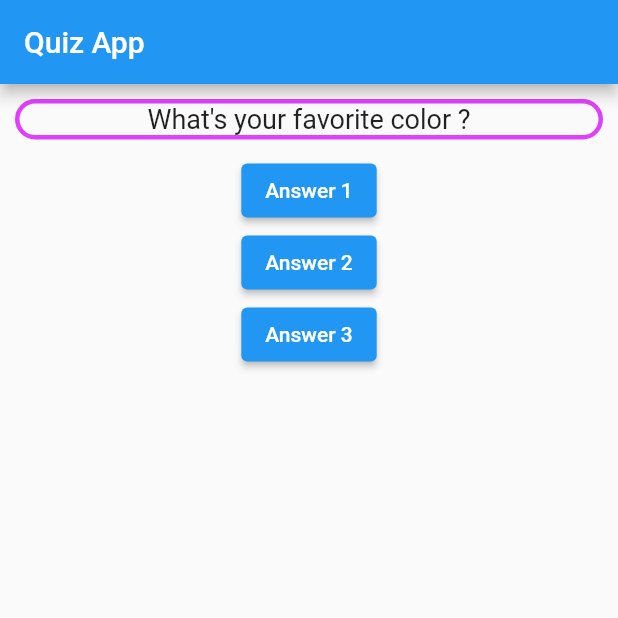
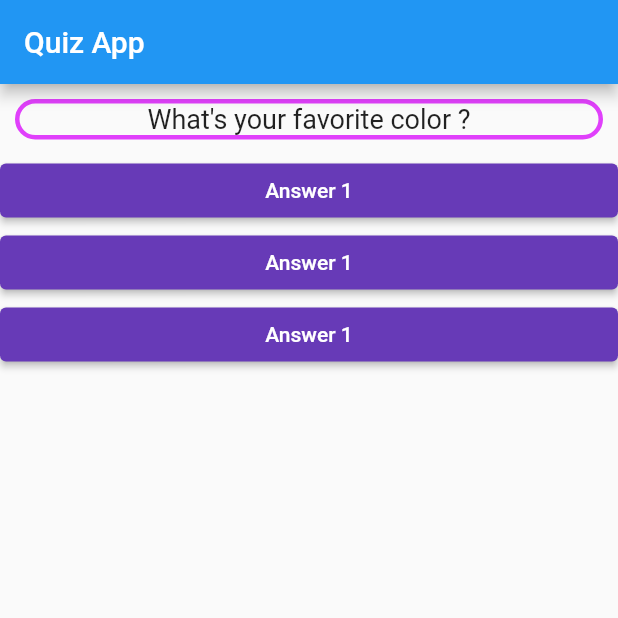
Before and after one commit to sabiarist/small_quiz, a Flutter app: the screen it shows after launch, on a phone screen of 412 x 824 dp, the top half of it. Run offline on Flutter 3.47's test engine with Material 2 defaults, Android fonts, the phone set to English and light mode, and no system bars.

Commit message:
answer.dart separate Answer Class

```diff
--- /dev/null
+++ b/lib/answer.dart
@@ -0,0 +1,22 @@
+import 'package:flutter/material.dart';
+
+class Answer extends StatelessWidget {
+  const Answer(this.selectHandler, {Key? key}) : super(key: key);
+
+  final Function selectHandler;
+
+  @override
+  Widget build(BuildContext context) {
+    return SizedBox(
+      width: double.infinity,
+      child: ElevatedButton(
+        style: ButtonStyle(
+          foregroundColor: MaterialStateProperty.resolveWith((states) => Colors.white),
+          backgroundColor: MaterialStateProperty.resolveWith((states) => Colors.deepPurple),
+        ),
+        child: const Text('Answer 1'),
+        onPressed: () => selectHandler(),
+      ),
+    );
+  }
+}
--- a/lib/main.dart
+++ b/lib/main.dart
@@ -1,5 +1,7 @@
 import 'package:flutter/material.dart';
+
 import './question.dart';
+import './answer.dart';
 
 void main() => runApp(const MyApp());
 
@@ -17,6 +19,7 @@ class _MyAppState extends State<MyApp> {
     setState(() {
       _questionIndex = _questionIndex + 1;
     });
+
     print(_questionIndex);
   }
 
@@ -38,20 +41,9 @@ class _MyAppState extends State<MyApp> {
             Question(
               questions[_questionIndex],
             ),
-            ElevatedButton(
-              onPressed: _answerQuestion,
-              child: const Text('Answer 1'),
-            ),
-            ElevatedButton(
-              onPressed: () => print('Answer 2 chosen'),
-              child: const Text('Answer 2'),
-            ),
-            ElevatedButton(
-              onPressed: () {
-                _answerQuestion();
-              },
-              child: const Text('Answer 3'),
-            ),
+            Answer(_answerQuestion),
+            Answer(_answerQuestion),
+            Answer(_answerQuestion),
           ],
         ),
       ),
```
